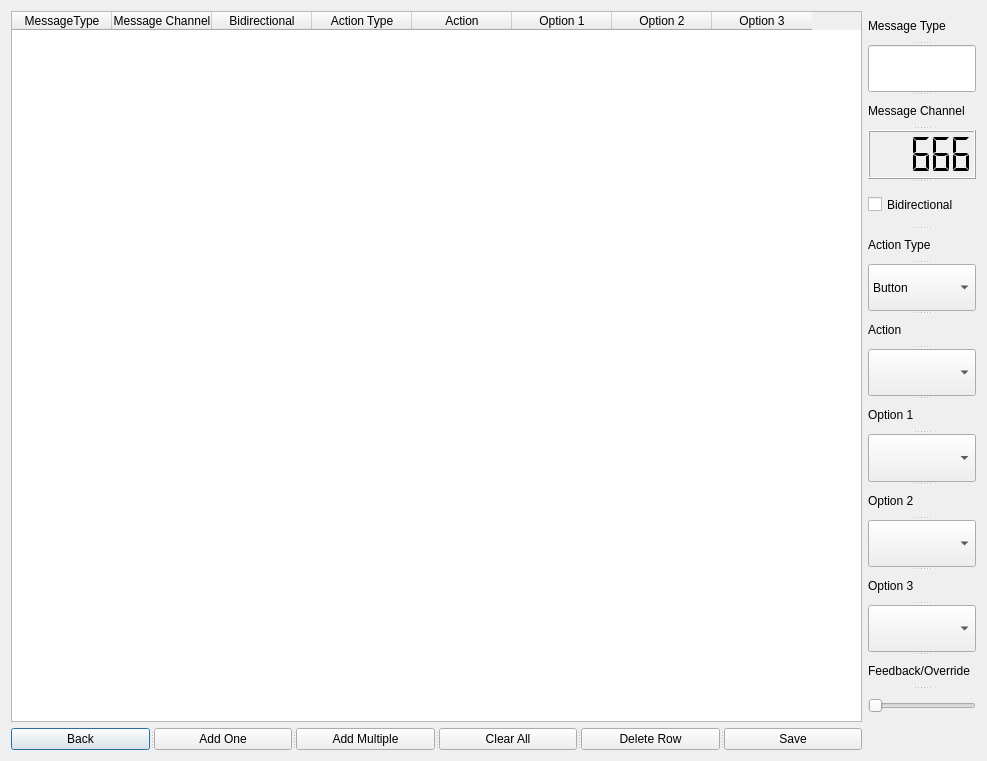
Old version of the form forms/configwindow.ui in the repository Alzy/obs-midi.
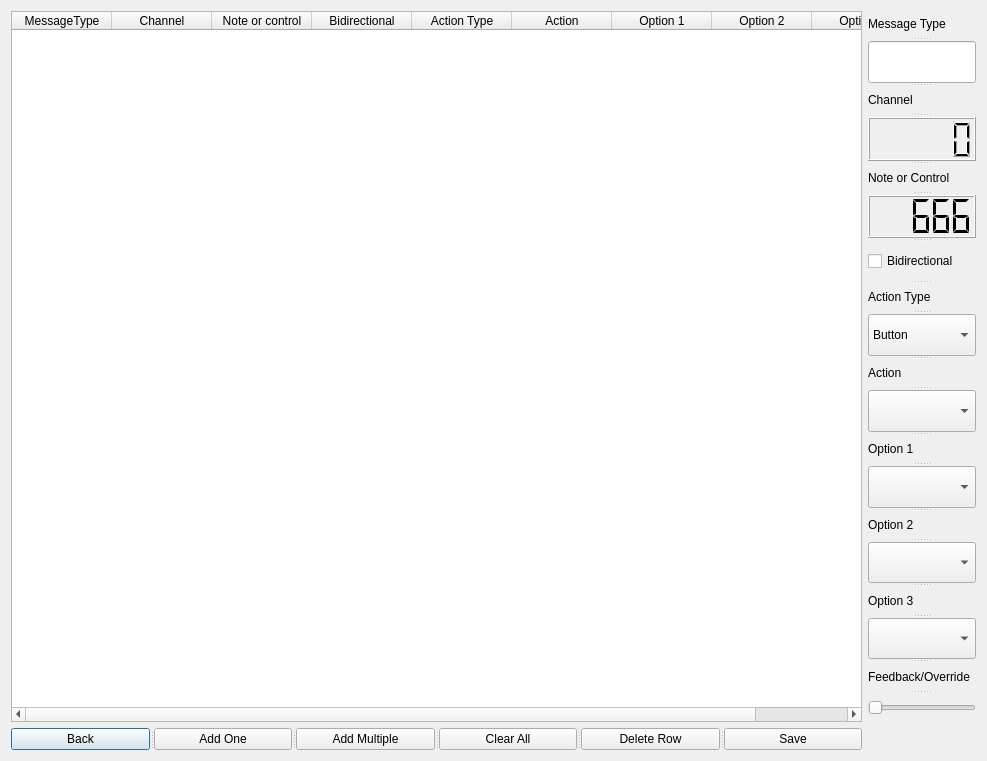
New version of the form.

Commit message: added bidirectional and channel veriables to midi hooks, and table

```diff
--- a/forms/configwindow.ui
+++ b/forms/configwindow.ui
@@ -26,6 +26,64 @@
    <string>OBS MIDI Configuration - </string>
   </property>
   <layout class="QGridLayout" name="gridLayout">
+   <item row="0" column="0">
+    <widget class="QTableWidget" name="tableWidget">
+     <property name="sizePolicy">
+      <sizepolicy hsizetype="MinimumExpanding" vsizetype="MinimumExpanding">
+       <horstretch>3</horstretch>
+       <verstretch>0</verstretch>
+      </sizepolicy>
+     </property>
+     <property name="selectionBehavior">
+      <enum>QAbstractItemView::SelectRows</enum>
+     </property>
+     <column>
+      <property name="text">
+       <string>MessageType</string>
+      </property>
+     </column>
+     <column>
+      <property name="text">
+       <string>Channel</string>
+      </property>
+     </column>
+     <column>
+      <property name="text">
+       <string>Note or control</string>
+      </property>
+     </column>
+     <column>
+      <property name="text">
+       <string>Bidirectional</string>
+      </property>
+     </column>
+     <column>
+      <property name="text">
+       <string>Action Type</string>
+      </property>
+     </column>
+     <column>
+      <property name="text">
+       <string>Action</string>
+      </property>
+     </column>
+     <column>
+      <property name="text">
+       <string>Option 1</string>
+      </property>
+     </column>
+     <column>
+      <property name="text">
+       <string>Option 2</string>
+      </property>
+     </column>
+     <column>
+      <property name="text">
+       <string>Option 3</string>
+      </property>
+     </column>
+    </widget>
+   </item>
    <item row="0" column="1">
     <widget class="QSplitter" name="splitter_3">
      <property name="orientation">
@@ -53,6 +111,12 @@
        <bool>true</bool>
       </property>
      </widget>
+     <widget class="QLabel" name="label_2">
+      <property name="text">
+       <string>Channel</string>
+      </property>
+     </widget>
+     <widget class="QLCDNumber" name="channel"/>
      <widget class="QLabel" name="label">
       <property name="sizePolicy">
        <sizepolicy hsizetype="MinimumExpanding" vsizetype="Preferred">
@@ -61,7 +125,7 @@
        </sizepolicy>
       </property>
       <property name="text">
-       <string>Message Channel</string>
+       <string>Note or Control</string>
       </property>
      </widget>
      <widget class="QLCDNumber" name="num_mchan">
@@ -279,59 +343,6 @@
      </widget>
     </widget>
    </item>
-   <item row="0" column="0">
-    <widget class="QTableWidget" name="tableWidget">
-     <property name="sizePolicy">
-      <sizepolicy hsizetype="MinimumExpanding" vsizetype="MinimumExpanding">
-       <horstretch>3</horstretch>
-       <verstretch>0</verstretch>
-      </sizepolicy>
-     </property>
-     <property name="selectionBehavior">
-      <enum>QAbstractItemView::SelectRows</enum>
-     </property>
-     <column>
-      <property name="text">
-       <string>MessageType</string>
-      </property>
-     </column>
-     <column>
-      <property name="text">
-       <string>Message Channel</string>
-      </property>
-     </column>
-     <column>
-      <property name="text">
-       <string>Bidirectional</string>
-      </property>
-     </column>
-     <column>
-      <property name="text">
-       <string>Action Type</string>
-      </property>
-     </column>
-     <column>
-      <property name="text">
-       <string>Action</string>
-      </property>
-     </column>
-     <column>
-      <property name="text">
-       <string>Option 1</string>
-      </property>
-     </column>
-     <column>
-      <property name="text">
-       <string>Option 2</string>
-      </property>
-     </column>
-     <column>
-      <property name="text">
-       <string>Option 3</string>
-      </property>
-     </column>
-    </widget>
-   </item>
   </layout>
  </widget>
  <resources/>
```
Left out of the diff: 2 changed lines with no effect on the pictures. The commit also changes 5 other files.
